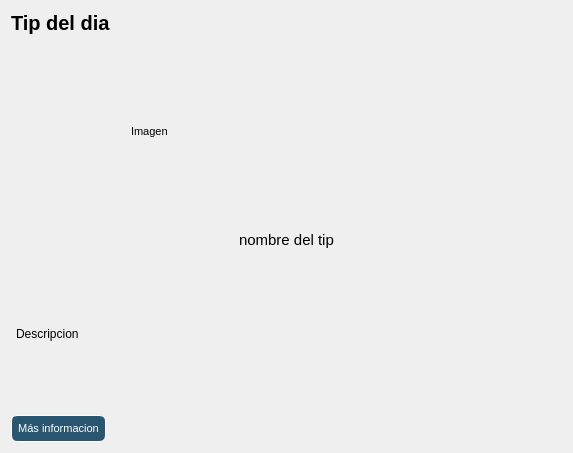
Qt form tipdeldia.ui (Laloses/Hospital) before a commit.
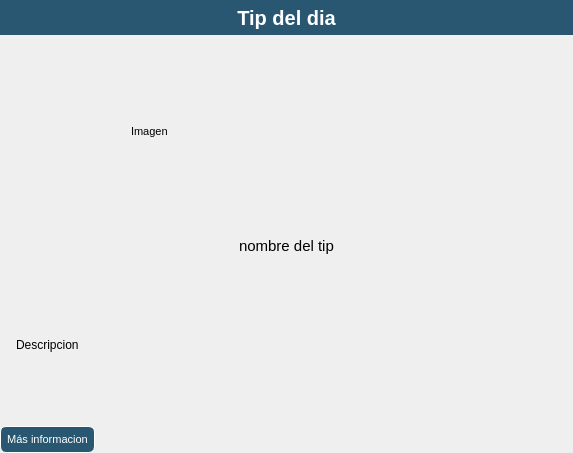
The same form after that commit.

Commit message: diseño finalizado

The edit to the form file:
```diff
--- a/tipdeldia.ui
+++ b/tipdeldia.ui
@@ -36,10 +36,23 @@
 	color: rgb(255, 255, 255);
 }
 #label_tipdia{
-	text-align: center;
+	background-color: rgb(41, 87, 113);
+	color: white;
 }</string>
   </property>
   <layout class="QVBoxLayout" name="verticalLayout">
+   <property name="leftMargin">
+    <number>0</number>
+   </property>
+   <property name="topMargin">
+    <number>0</number>
+   </property>
+   <property name="rightMargin">
+    <number>0</number>
+   </property>
+   <property name="bottomMargin">
+    <number>0</number>
+   </property>
    <item>
     <widget class="QLabel" name="label_tipdia">
      <property name="font">
@@ -55,6 +68,12 @@
      <property name="text">
       <string>Tip del dia</string>
      </property>
+     <property name="scaledContents">
+      <bool>false</bool>
+     </property>
+     <property name="alignment">
+      <set>Qt::AlignCenter</set>
+     </property>
     </widget>
    </item>
    <item>
```
The commit also changes 1 other file.
